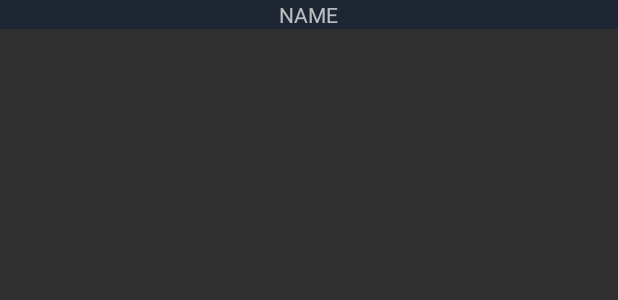
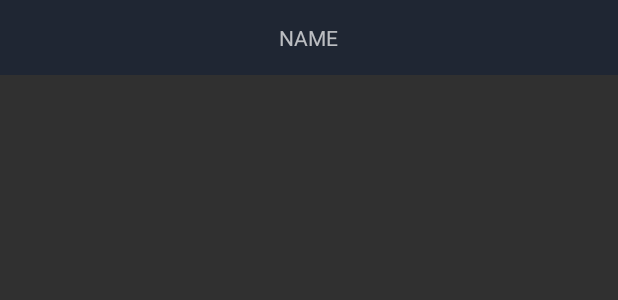
Before and after one commit to TheCaptainCat/MovieReview, an Android app: the layout cell_category.xml on its own in the app's theme, with its tools: preview values and no code run, on a phone screen of 412 x 824 dp. Shown: the top 300 px of the screen. Run offline under Robolectric (Android 15) with nearby library versions, the phone set to English and light mode, and no system bars.

Commit message:
TP2 Partie 1

```diff
--- a/app/src/main/java/fr/polytech/lechat/moviereview/categories/Categories.java
+++ b/app/src/main/java/fr/polytech/lechat/moviereview/categories/Categories.java
@@ -20,8 +20,8 @@ public class Categories {
         categories.add(new Category("Jeunesse"));
         categories.add(new Category("Drame"));
         categories.add(new Category("Comédie"));
-        categories.add(new Category("F"));
-        categories.add(new Category("G"));
+        categories.add(new Category("Western"));
+        categories.add(new Category(""));
 
         return categories;
     }
--- a/app/src/main/res/layout/activity_categories.xml
+++ b/app/src/main/res/layout/activity_categories.xml
@@ -9,7 +9,7 @@
     <LinearLayout
         android:layout_width="match_parent"
         android:layout_height="match_parent"
-        android:orientation="horizontal">
+        android:orientation="vertical">
 
         <fr.polytech.lechat.moviereview.NavView
             android:layout_width="match_parent"
--- a/app/src/main/res/layout/cell_category.xml
+++ b/app/src/main/res/layout/cell_category.xml
@@ -1,7 +1,7 @@
 <?xml version="1.0" encoding="utf-8"?>
 <RelativeLayout xmlns:android="http://schemas.android.com/apk/res/android"
     android:layout_width="match_parent"
-    android:layout_height="wrap_content"
+    android:layout_height="50dp"
     android:background="@color/colorPrimary">
 
     <TextView
```
Also changed, not shown: app/src/main/AndroidManifest.xml (+5 -5 lines).
